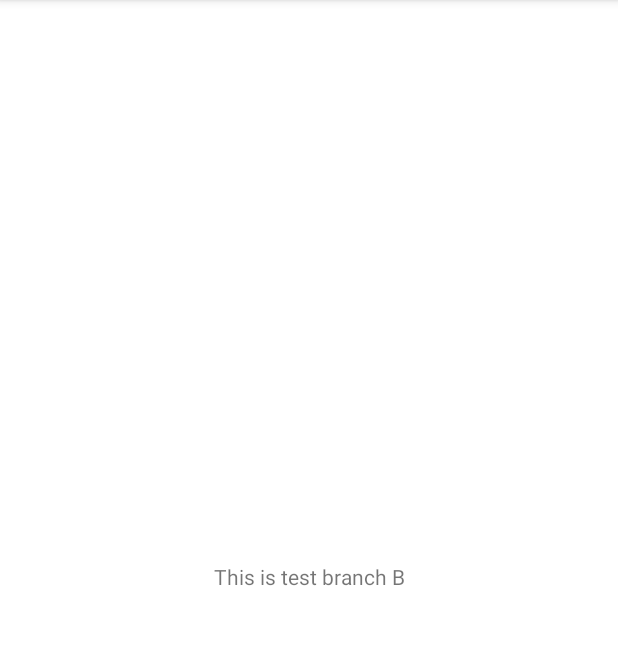
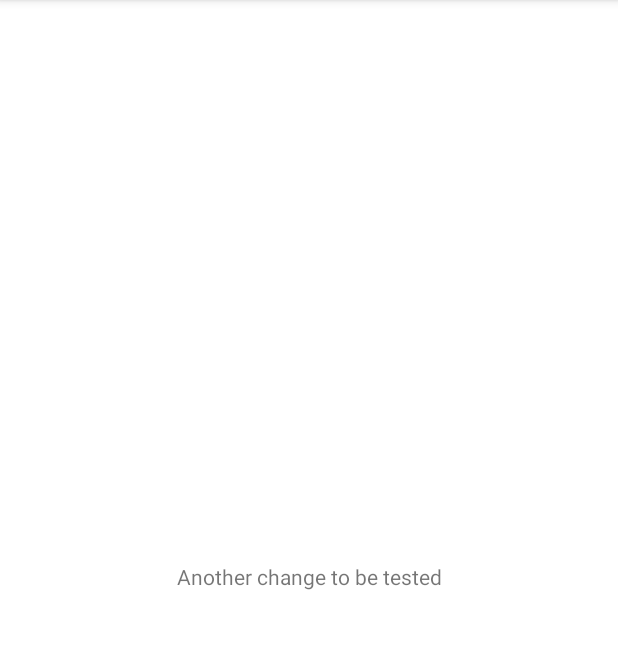
Before and after one commit to temirnurdin/testRepo, an Android app: the screen it shows after launch (MainActivity), on a phone screen of 412 x 824 dp, the part 84-733 px from its top. Run offline under Robolectric (Android 15) with nearby library versions, the phone set to English and light mode, and no system bars.

Commit message:
java version for constant

```diff
--- a/app/src/main/res/layout/activity_main.xml
+++ b/app/src/main/res/layout/activity_main.xml
@@ -9,7 +9,7 @@
     <TextView
         android:layout_width="wrap_content"
         android:layout_height="wrap_content"
-        android:text="This is test branch B"
+        android:text="Another change to be tested"
         app:layout_constraintBottom_toBottomOf="parent"
         app:layout_constraintEnd_toEndOf="parent"
         app:layout_constraintStart_toStartOf="parent"
```
